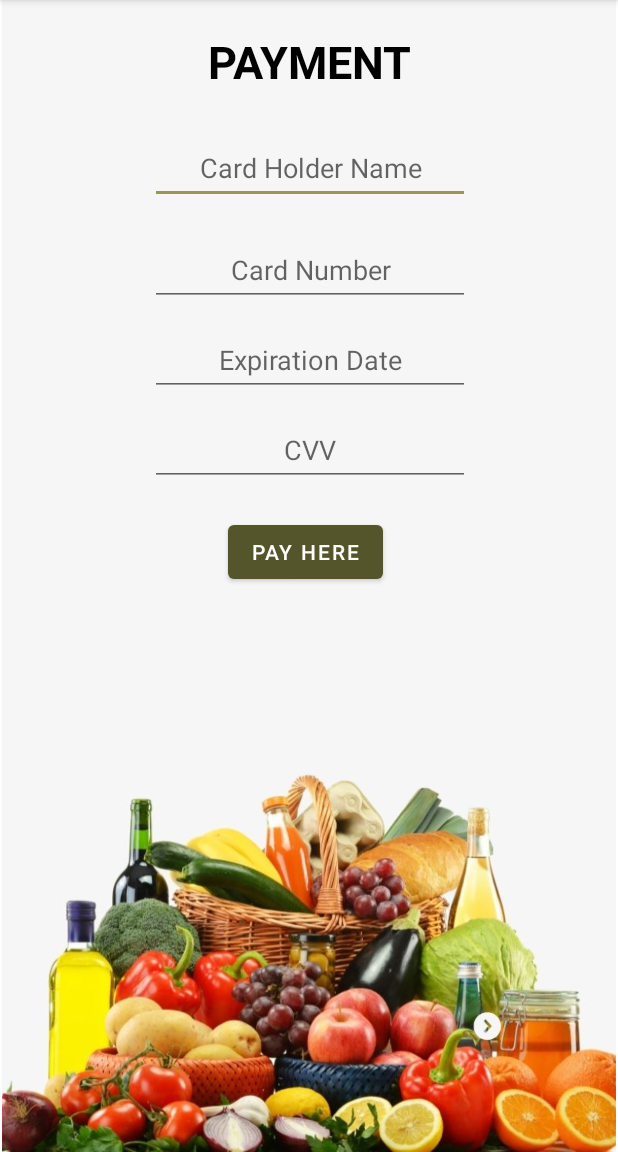
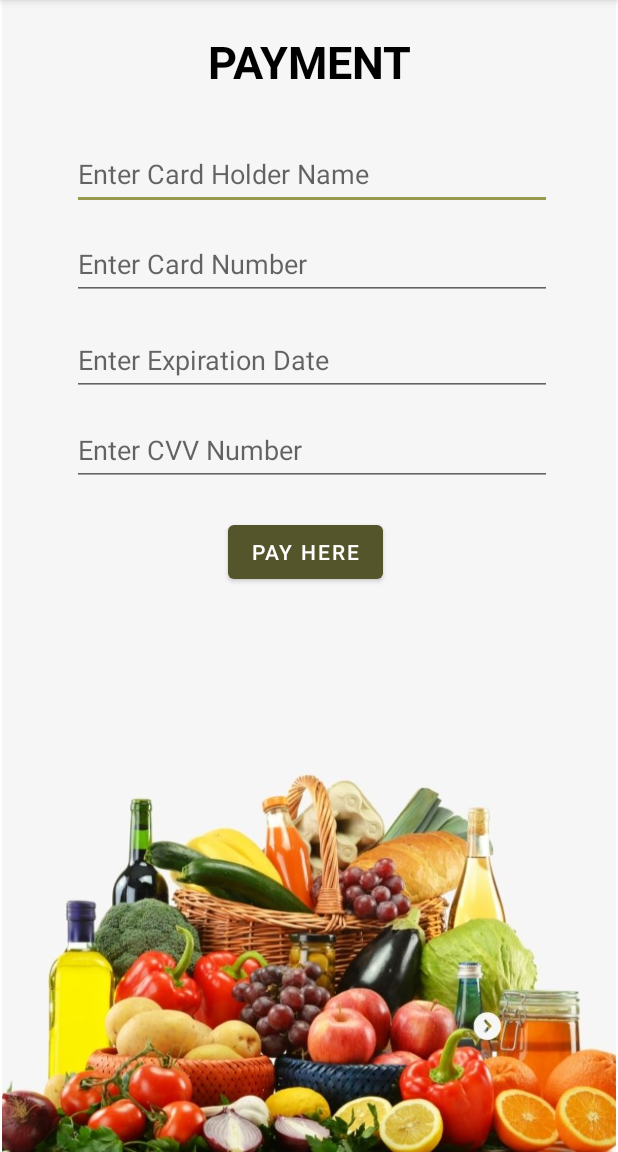
Before and after one commit to SahanPunchihewa/MAD-Project-Y2-S2, an Android app: the PaymentActivity screen opened directly, with no data from a screen before it, on a phone screen of 412 x 824 dp, the part 84-1236 px from its top. Run offline under Robolectric (Android 15) with nearby library versions, the phone set to English and light mode, and no system bars; our stand-ins replace Firebase (no records; nobody signed in at launch, a user with empty details on screens opened directly).

Commit message:
Payment UI and register UI Bug Fixed

```diff
--- a/app/src/main/java/com/example/mobileapplication/models/CustomerModel.java
+++ b/app/src/main/java/com/example/mobileapplication/models/CustomerModel.java
@@ -4,6 +4,10 @@ public class CustomerModel {
 
     String id;
     String Name;
+    String EmailAddress;
+    String PhoneNumber;
+    String Password;
+    String Cpassword;
 
 
 }
--- a/app/src/main/res/layout/activity_payment.xml
+++ b/app/src/main/res/layout/activity_payment.xml
@@ -22,13 +22,12 @@
         android:id="@+id/cardHName"
         android:layout_width="wrap_content"
         android:layout_height="wrap_content"
-        android:layout_marginStart="100dp"
-        android:layout_marginTop="88dp"
-        android:ems="10"
+        android:layout_marginStart="48dp"
+        android:layout_marginTop="92dp"
+        android:ems="15"
         android:hint="@string/card_holder"
         android:inputType="textPersonName"
         android:minHeight="48dp"
-        android:textAlignment="center"
         app:layout_constraintStart_toStartOf="parent"
         app:layout_constraintTop_toTopOf="parent" />
 
@@ -36,13 +35,12 @@
         android:id="@+id/cardNumber"
         android:layout_width="wrap_content"
         android:layout_height="wrap_content"
-        android:layout_marginStart="100dp"
-        android:layout_marginTop="156dp"
-        android:ems="10"
+        android:layout_marginStart="48dp"
+        android:layout_marginTop="152dp"
+        android:ems="15"
         android:hint="@string/card_number"
         android:inputType="number"
         android:minHeight="48dp"
-        android:textAlignment="center"
         app:layout_constraintStart_toStartOf="parent"
         app:layout_constraintTop_toTopOf="parent" />
 
@@ -50,13 +48,12 @@
         android:id="@+id/ExpireDate"
         android:layout_width="wrap_content"
         android:layout_height="wrap_content"
-        android:layout_marginStart="100dp"
+        android:layout_marginStart="48dp"
         android:layout_marginTop="216dp"
-        android:ems="10"
+        android:ems="15"
         android:hint="@string/Expiration_Date"
         android:inputType="date"
         android:minHeight="48dp"
-        android:textAlignment="center"
         app:layout_constraintStart_toStartOf="parent"
         app:layout_constraintTop_toTopOf="parent" />
 
@@ -64,13 +61,12 @@
         android:id="@+id/cvv"
         android:layout_width="wrap_content"
         android:layout_height="wrap_content"
-        android:layout_marginStart="100dp"
+        android:layout_marginStart="48dp"
         android:layout_marginTop="276dp"
-        android:ems="10"
+        android:ems="15"
         android:hint="@string/cvv"
         android:inputType="textPersonName"
         android:minHeight="48dp"
-        android:textAlignment="center"
         app:layout_constraintStart_toStartOf="parent"
         app:layout_constraintTop_toTopOf="parent" />
 
--- a/app/src/main/res/values/strings.xml
+++ b/app/src/main/res/values/strings.xml
@@ -23,9 +23,9 @@
     <string name="Bakery_manager_email">Email</string>
     <string name="Bakery_manager_pw">Password</string>
     <string name="Bakery_login_btn">Login</string>
-    <string name="card_number">Card Number</string>
-    <string name="card_holder">Card Holder Name</string>
-    <string name="Expiration_Date">Expiration Date</string>
-    <string name="cvv">CVV</string>
+    <string name="card_number">Enter Card Number</string>
+    <string name="card_holder">Enter Card Holder Name</string>
+    <string name="Expiration_Date">Enter Expiration Date</string>
+    <string name="cvv">Enter CVV Number</string>
     <string name="pay_btn">Pay Here</string>
 </resources>
```
Also changed, not shown: app/src/main/res/layout/activity_customer_register.xml (+6 -6 lines).
